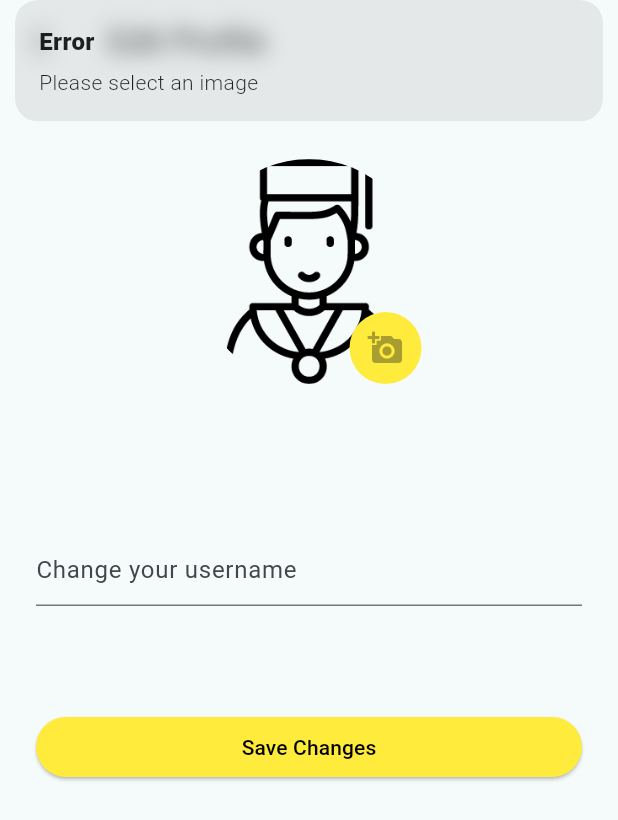
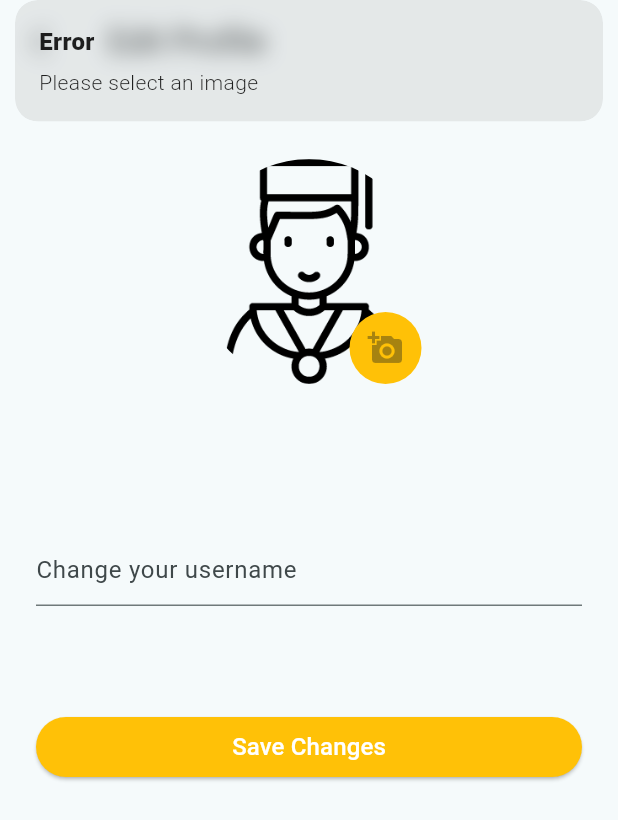
Before and after one commit to MARtinMarjan/mobile-information-systems-quiz-app, a Flutter app: the UpdateProfileScreen screen opened directly, after a tap on "Save Changes", on a phone screen of 412 x 824 dp. Shown: the top 820 px of the screen. Run offline on Flutter 3.47's test engine with Material 3 defaults, Android fonts, the phone set to English and light mode, and no system bars; our stand-ins replace cloud_firestore, confetti, firebase_auth, firebase_core, firebase_storage, flutter_easyloading and 7 more; missing offline and left inert: cupertino_onboarding, level_map; accounts and stored records are empty.

Commit message:
UI consistency fixes in the Update User Profile Screen

```diff
--- a/lib/screens/profile/stats_screen.dart
+++ b/lib/screens/profile/stats_screen.dart
@@ -50,7 +50,7 @@ class _StatsScreenState extends State<StatsScreen> {
           icon: const Icon(LineAwesomeIcons.angle_left),
         ),
         title: Text(
-          "Profile",
+          "Statistics",
           style: Theme.of(context).textTheme.headlineMedium,
         ),
       ),
--- a/lib/screens/profile/update_profile_screen.dart
+++ b/lib/screens/profile/update_profile_screen.dart
@@ -44,11 +44,11 @@ class _UpdateProfileScreenState extends State<UpdateProfileScreen> {
     }
   }
 
-  void saveProfile() async {
+  Future<void> saveProfile() async {
     String username = usernameController.text;
     UserViewModel userViewModel =
         Provider.of<UserViewModel>(context, listen: false);
-    if (_image == null) {
+    if (_image == null && previousImage.isEmpty) {
       Get.snackbar("Error", "Please select an image");
       return;
     }
@@ -56,8 +56,9 @@ class _UpdateProfileScreenState extends State<UpdateProfileScreen> {
       Get.snackbar("Error", "Please enter a username");
       return;
     }
-    userViewModel.saveProfile(username, _image!).then((value) {
+    userViewModel.saveProfile(username, _image).then((value) {
       Navigator.of(context).popUntil((route) {
+        userViewModel.loadUserData();
         return route.settings.name == "/profile_screen";
       });
     });
@@ -65,7 +66,6 @@ class _UpdateProfileScreenState extends State<UpdateProfileScreen> {
 
   @override
   Widget build(BuildContext context) {
-    var zolta = Colors.yellow;
     return Scaffold(
       appBar: PreferredSize(
         preferredSize: const Size.fromHeight(kToolbarHeight + 50.0),
@@ -118,7 +118,7 @@ class _UpdateProfileScreenState extends State<UpdateProfileScreen> {
                     right: 0,
                     child: Container(
                       decoration: const BoxDecoration(
-                        color: Colors.yellow,
+                        color: Colors.amber,
                         shape: BoxShape.circle,
                       ),
                       child: PopupMenuButton<ImageSource>(
@@ -161,13 +161,13 @@ class _UpdateProfileScreenState extends State<UpdateProfileScreen> {
                       child: ElevatedButton(
                         onPressed: saveProfile,
                         style: ElevatedButton.styleFrom(
-                          backgroundColor: zolta,
+                          backgroundColor: Colors.amber,
                           side: BorderSide.none,
                           shape: const StadiumBorder(),
                         ),
                         child: const Text(
                           "Save Changes",
-                          style: TextStyle(color: Colors.black),
+                          style: TextStyle(color: Colors.white, fontSize: 16.0),
                         ),
                       ),
                     ),
--- a/lib/viewmodels/user.viewmodel.dart
+++ b/lib/viewmodels/user.viewmodel.dart
@@ -102,14 +102,16 @@ class UserViewModel extends ChangeNotifier {
     await loadUserData().then((value) => notifyListeners());
   }
 
-  Future<void> saveProfile(String newUsername, Uint8List image) async {
+  Future<void> saveProfile(String newUsername, Uint8List? image) async {
     if (_user != null) {
+      isLoading = true;
       String resp = await _dbService.saveData(
           username: newUsername, file: image, uid: _user!.uid);
       if (resp == "success") {
         _userData = await _dbService.getUserData(_user!.uid);
-        notifyListeners();
       }
+      notifyListeners();
+      isLoading = false;
     }
   }
 
```
Also changed, not shown: lib/screens/profile/settings_screen.dart (+19 -1 lines), lib/services/db_service.dart (+10 -3 lines).
